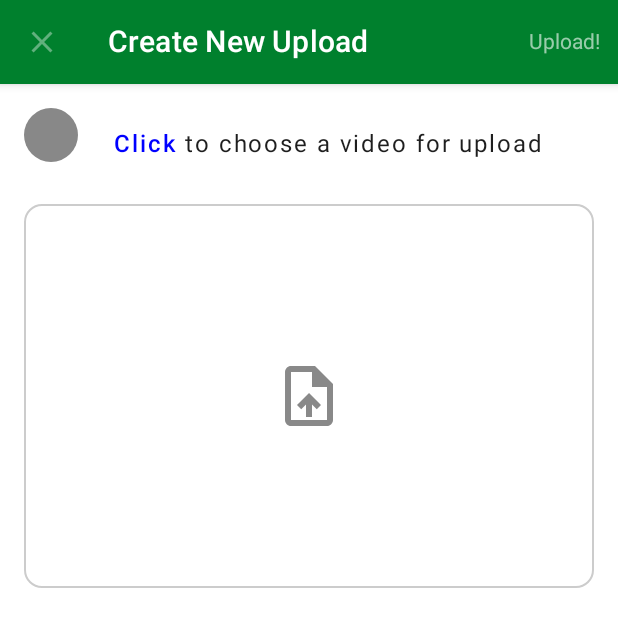
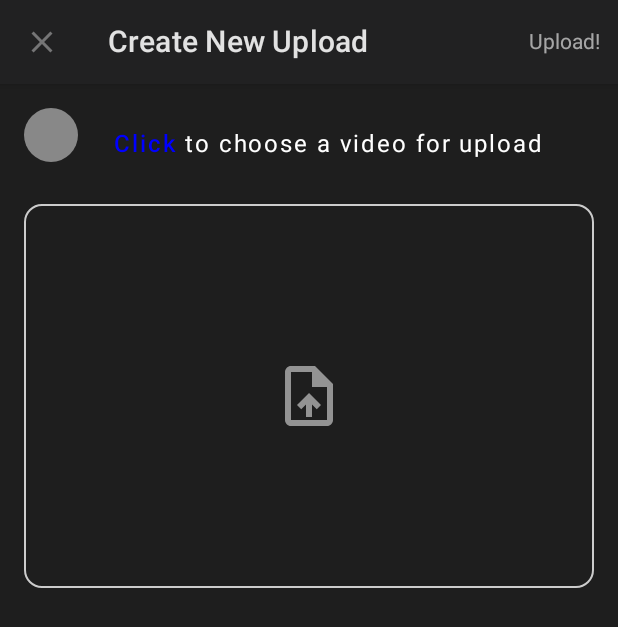
Before and after one commit to muxinc/android-upload-sdk, an Android app built with Jetpack Compose: the composable ScreenContent shown on its own in the app's theme, after a tap on "Start new upload", on a phone screen of 412 x 824 dp. Shown: the top 627 px of the screen. Run offline under Robolectric (Android 15) with nearby library versions, the phone set to English and light mode, and no system bars; our stand-ins replace accompanist, livedata-compose.

Commit message:
Styling work, it's kind of nice

```diff
--- a/app/src/main/java/com/mux/video/vod/demo/upload/AppBar.kt
+++ b/app/src/main/java/com/mux/video/vod/demo/upload/AppBar.kt
@@ -1,50 +1,91 @@
 package com.mux.video.vod.demo.upload
 
-import androidx.compose.foundation.layout.fillMaxWidth
+import androidx.compose.foundation.layout.Box
+import androidx.compose.material.Icon
+import androidx.compose.material.LocalContentAlpha
+import androidx.compose.material.TopAppBar
 import androidx.compose.runtime.Composable
+import androidx.compose.runtime.CompositionLocalProvider
+import androidx.compose.ui.Alignment
 import androidx.compose.ui.Modifier
+import androidx.compose.ui.res.painterResource
 import androidx.compose.ui.tooling.preview.Preview
+import androidx.compose.ui.unit.dp
+import com.mux.video.vod.demo.R
 import com.mux.video.vod.demo.upload.ui.theme.MuxUploadSDKForAndroidTheme
 
 @Composable
 fun AppBar(
-  navigationIcon: @Composable () -> Unit,
-  navigationAction: () -> Unit,
-  title: @Composable () -> Unit,
-  modifier: Modifier
+  startContent: @Composable () -> Unit,
+  centerContent: @Composable () -> Unit,
+  modifier: Modifier = Modifier,
 ) {
-  AppBarInner(navigationIcon = navigationIcon, navigationAction = navigationAction, modifier = modifier)
+  AppBarInner(
+    startContent = startContent,
+    modifier = modifier
+  )
 }
 
 @Composable
 fun AppBar(
-  navigationIcon: @Composable () -> Unit,
-  navigationAction: () -> Unit,
-  modifier: Modifier
+  modifier: Modifier = Modifier,
 ) {
-  AppBarInner(navigationIcon = navigationIcon, navigationAction = navigationAction, modifier = modifier)
+  AppBarInner(modifier = modifier)
 }
 
+@Composable
+fun AppBar(
+  startContent: @Composable () -> Unit,
+  modifier: Modifier = Modifier,
+) {
+  AppBarInner(
+    startContent = startContent,
+    modifier = modifier
+  )
+}
 
 @Composable
 private fun AppBarInner(
-  navigationIcon: @Composable () -> Unit,
-  navigationAction: () -> Unit,
-  title: (@Composable () -> Unit)? = null,
-  modifier: Modifier
+  modifier: Modifier = Modifier,
+  startContent: (@Composable () -> Unit)? = null,
+  centerContent: (@Composable () -> Unit)? = null,
 ) {
+  TopAppBar(
+    elevation = 0.dp,
+    modifier = modifier,
+  ) {
+    AtFullLocalAlpha {
+      Box(
+        modifier = Modifier,
+      ) {
+        if (centerContent != null) {
+          centerContent()
+        } else {
+          Icon(
+            painter = painterResource(id = R.drawable.mux_logo),
+            contentDescription = "Mux Logo",
+            modifier = modifier.align(Alignment.Center),
+            //tint = White
+          )
+        }
+      }
+    }
+  }
+}
 
+@Composable
+private fun AtFullLocalAlpha(it: @Composable () -> Unit) {
+  CompositionLocalProvider(LocalContentAlpha provides 1F) {
+    it()
+  }
 }
 
 @Preview(showBackground = true)
 @Composable
-fun ListScreenPreview() {
-  MuxUploadSDKForAndroidTheme {
+fun Preview() {
+  MuxUploadSDKForAndroidTheme(darkTheme = true) {
     AppBar(
-      navigationIcon = { /*TODO*/ },
-      navigationAction = { /*TODO*/ },
-      title = { /*TODO*/ },
-      modifier = Modifier.fillMaxWidth()
+      modifier = Modifier
     )
   }
 }
--- a/app/src/main/java/com/mux/video/vod/demo/upload/screen/CreateUploadScreen.kt
+++ b/app/src/main/java/com/mux/video/vod/demo/upload/screen/CreateUploadScreen.kt
@@ -116,7 +116,7 @@ private fun ScreenContent(
 ) {
   return Scaffold(
     topBar = {
-      AppBar(closeThisScreen, screenState.chosenFile)
+      ScreenAppBar(closeThisScreen, screenState.chosenFile)
     },
   ) { contentPadding ->
     BodyContent(
@@ -252,7 +252,7 @@ private fun BodyContent(state: CreateUploadViewModel.State, modifier: Modifier =
 }
 
 @Composable
-private fun AppBar(closeThisScreen: () -> Unit, videoFile: File?) {
+private fun ScreenAppBar(closeThisScreen: () -> Unit, videoFile: File?) {
   val viewModel: CreateUploadViewModel = viewModel()
   val enableAction = videoFile != null
   TopAppBar(
--- a/app/src/main/java/com/mux/video/vod/demo/upload/screen/UploadListScreen.kt
+++ b/app/src/main/java/com/mux/video/vod/demo/upload/screen/UploadListScreen.kt
@@ -15,7 +15,6 @@ import androidx.compose.foundation.shape.CircleShape
 import androidx.compose.foundation.shape.RoundedCornerShape
 import androidx.compose.material.*
 import androidx.compose.material.icons.Icons
-import androidx.compose.material.icons.filled.Close
 import androidx.compose.material.icons.filled.Error
 import androidx.compose.material.icons.filled.PlayArrow
 import androidx.compose.material.icons.filled.Upload
@@ -29,7 +28,6 @@ import androidx.compose.ui.graphics.ColorFilter
 import androidx.compose.ui.graphics.asImageBitmap
 import androidx.compose.ui.layout.ContentScale
 import androidx.compose.ui.platform.LocalContext
-import androidx.compose.ui.res.stringResource
 import androidx.compose.ui.text.SpanStyle
 import androidx.compose.ui.text.TextStyle
 import androidx.compose.ui.text.buildAnnotatedString
@@ -40,7 +38,7 @@ import androidx.compose.ui.unit.dp
 import androidx.compose.ui.unit.sp
 import androidx.lifecycle.viewmodel.compose.viewModel
 import com.mux.video.upload.api.MuxUpload
-import com.mux.video.vod.demo.R
+import com.mux.video.vod.demo.upload.AppBar
 import com.mux.video.vod.demo.upload.CreateUploadActivity
 import com.mux.video.vod.demo.upload.model.extractThumbnail
 import com.mux.video.vod.demo.upload.ui.theme.MuxUploadSDKForAndroidTheme
@@ -62,7 +60,7 @@ private fun ScreenContent(
   closeThisScreen: () -> Unit = {},
 ) {
   return Scaffold(
-    topBar = { AppBar(closeThisScreen) },
+    topBar = { ScreenAppBar(closeThisScreen) },
     floatingActionButton = { CreateUploadFab() }
   ) { contentPadding ->
     BodyContent(
@@ -322,23 +320,24 @@ private fun ListItemThumbnail(upload: MuxUpload) {
 } // ListItemThumbnail
 
 @Composable
-private fun AppBar(closeThisScreen: () -> Unit) {
-  TopAppBar(
-    title = { Text(text = "Create Upload") },
-    navigationIcon = {
-      IconButton(
-        onClick = {
-          closeThisScreen()
-        },
-      ) {
-        Icon(
-          Icons.Filled.Close,
-          contentDescription = stringResource(id = android.R.string.cancel),
-        )
-      }
-    },
-    elevation = 0.dp,
-  )
+private fun ScreenAppBar(closeThisScreen: () -> Unit) {
+//  TopAppBar(
+//    title = { Text(text = "Create Upload") },
+//    navigationIcon = {
+//      IconButton(
+//        onClick = {
+//          closeThisScreen()
+//        },
+//      ) {
+//        Icon(
+//          Icons.Filled.Close,
+//          contentDescription = stringResource(id = android.R.string.cancel),
+//        )
+//      }
+//    },
+//    elevation = 0.dp,
+//  )
+  AppBar()
 }
 
 @Preview(showBackground = true, locale = "en")
--- a/app/src/main/java/com/mux/video/vod/demo/upload/ui/theme/Theme.kt
+++ b/app/src/main/java/com/mux/video/vod/demo/upload/ui/theme/Theme.kt
@@ -34,7 +34,7 @@ private val LightColorPalette = lightColors(
 
 @Composable
 fun MuxUploadSDKForAndroidTheme(
-  darkTheme: Boolean = isSystemInDarkTheme(),
+  darkTheme: Boolean = true,//isSystemInDarkTheme(),
   content: @Composable () -> Unit
 ) {
   val systemUiController = rememberSystemUiController()
```
Also changed, not shown: app/src/main/res/drawable-xxhdpi/mux_logo.png (added).
